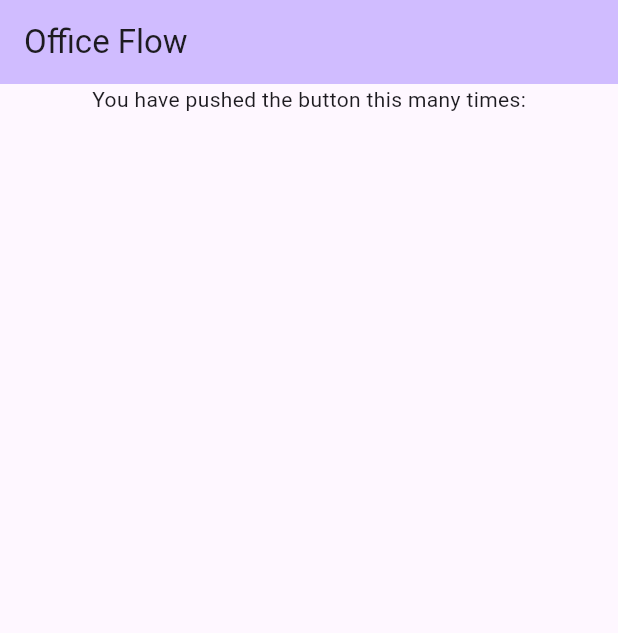
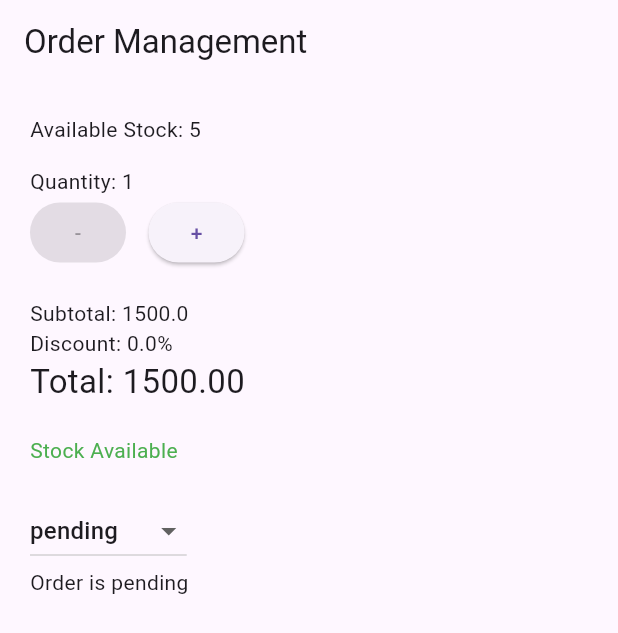
Before and after one commit to jahirulislammolla/OfficeFlowFlutter, a Flutter app: the screen it shows after launch, on a phone screen of 412 x 824 dp. Shown: the top 633 px of the screen. Run offline on Flutter 3.47's test engine with Material 3 defaults, Android fonts, the phone set to English and light mode, and no system bars.

Commit message:
feat: add initial order management page in main.dart

```diff
--- a/workspace_flutter/lib/main.dart
+++ b/workspace_flutter/lib/main.dart
@@ -1,32 +1,153 @@
+
 import 'package:flutter/material.dart';
 
 void main() {
-  runApp(const MyApp());
+  runApp(const MaterialApp(
+    debugShowCheckedModeBanner: false,
+    home: OrderPage(),
+  ));
 }
 
-class MyApp extends StatelessWidget {
-  const MyApp({super.key});
+class OrderPage extends StatefulWidget {
+  const OrderPage({super.key});
+
+  @override
+  State<OrderPage> createState() => _OrderPageState();
+}
+
+class _OrderPageState extends State<OrderPage> {
+  int quantity = 1;
+  int stock = 5;
+  double price = 1500;
+
+  String status = 'pending';
+
+  double calculateDiscount(double amount) {
+    if (amount >= 10000) {
+      return 20;
+    } else if (amount >= 5000) {
+      return 10;
+    } else if (amount >= 2000) {
+      return 5;
+    }
+
+    return 0;
+  }
+
+  String getStatusMessage() {
+    switch (status) {
+      case 'pending':
+        return 'Order is pending';
+      case 'processing':
+        return 'Order is processing';
+      case 'shipped':
+        return 'Order has been shipped';
+      case 'delivered':
+        return 'Order delivered successfully';
+      default:
+        return 'Unknown status';
+    }
+  }
 
   @override
   Widget build(BuildContext context) {
-    return MaterialApp(
-      title: 'Flutter Demo',
-      theme: ThemeData(
-        colorScheme: .fromSeed(seedColor: Colors.deepPurple),
+    final subtotal = price * quantity;
+    final discount = calculateDiscount(subtotal);
+    final total = subtotal - (subtotal * discount / 100);
+
+    final isStockAvailable = quantity <= stock;
+
+    return Scaffold(
+      appBar: AppBar(
+        title: const Text('Order Management'),
       ),
-      home: Scaffold(
-        appBar: AppBar(
-          backgroundColor: Theme.of(context).colorScheme.inversePrimary,
-            title: Text('Office Flow'),
+      body: Padding(
+        padding: const EdgeInsets.all(20),
+        child: Column(
+          crossAxisAlignment: CrossAxisAlignment.start,
+          children: [
+            Text('Available Stock: $stock'),
+
+            const SizedBox(height: 15),
+
+            Text('Quantity: $quantity'),
+
+            Row(
+              children: [
+                ElevatedButton(
+                  onPressed: quantity > 1
+                      ? () {
+                          setState(() {
+                            quantity--;
+                          });
+                        }
+                      : null,
+                  child: const Text('-'),
+                ),
+
+                const SizedBox(width: 15),
+
+                ElevatedButton(
+                  onPressed: () {
+                    setState(() {
+                      quantity++;
+                    });
+                  },
+                  child: const Text('+'),
+                ),
+              ],
+            ),
+
+            const SizedBox(height: 20),
+
+            Text('Subtotal: $subtotal'),
+            Text('Discount: $discount%'),
+
+            Text(
+              'Total: ${total.toStringAsFixed(2)}',
+              style: const TextStyle(fontSize: 22),
+            ),
+
+            const SizedBox(height: 20),
+
+            Text(
+              isStockAvailable
+                  ? 'Stock Available'
+                  : 'Insufficient Stock',
+              style: TextStyle(
+                color: isStockAvailable
+                    ? Colors.green
+                    : Colors.red,
+              ),
+            ),
+
+            const SizedBox(height: 20),
+
+            DropdownButton<String>(
+              value: status,
+              items: [
+                'pending',
+                'processing',
+                'shipped',
+                'delivered',
+              ].map((item) {
+                return DropdownMenuItem(
+                  value: item,
+                  child: Text(item),
+                );
+              }).toList(),
+              onChanged: (value) {
+                if (value != null) {
+                  setState(() {
+                    status = value;
+                  });
+                }
+              },
+            ),
+
+            Text(getStatusMessage()),
+          ],
         ),
-        body: Center(
-          child: Column(
-            children: [
-              const Text('You have pushed the button this many times:'),
-            ],
-          ),
-        ),
-
       ),
     );
   }
```
